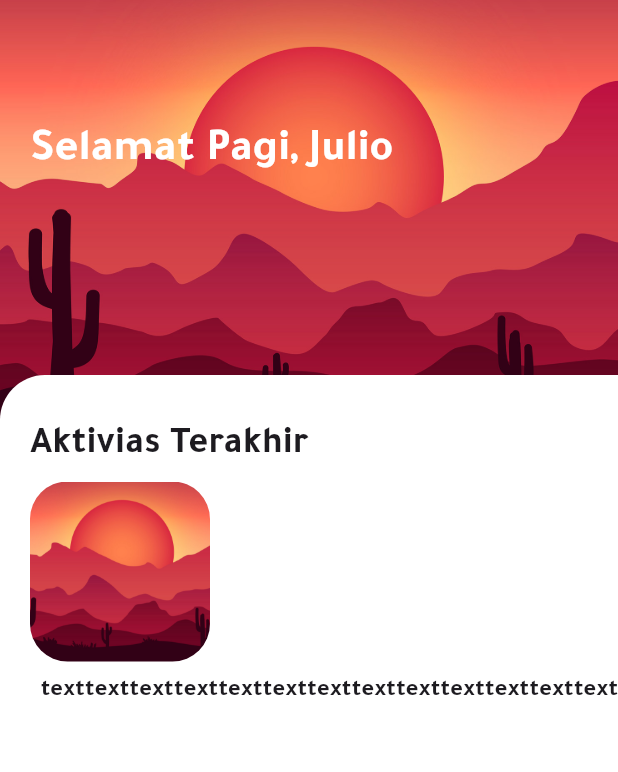
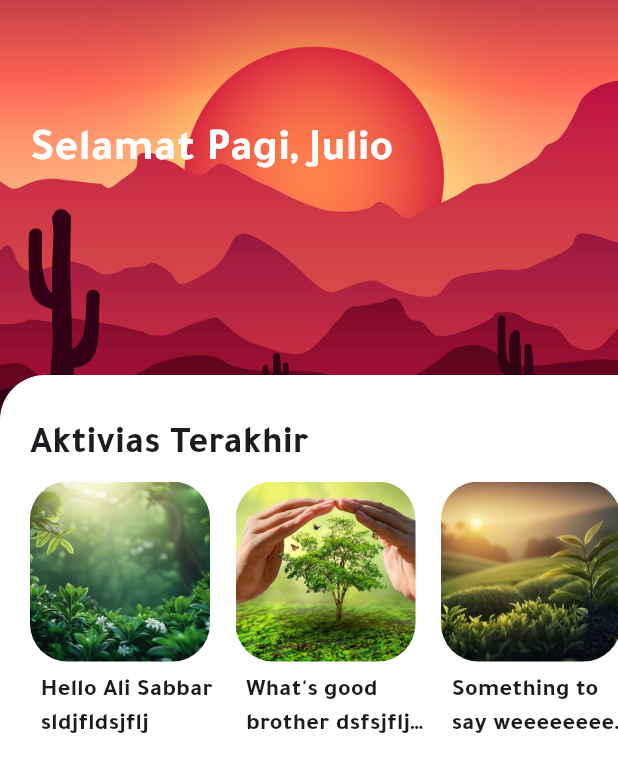
Before and after one commit to sajjadleith/dummy-project, a Flutter app: the screen it shows after launch, on a phone screen of 412 x 824 dp. Shown: the top 772 px of the screen. Run offline on Flutter 3.47's test engine with Material 3 defaults, Android fonts, the light colour scheme and no system bars.

Commit message:
Fixing the card and the text below it

```diff
--- /dev/null
+++ b/lib/core/app-constain.dart
@@ -0,0 +1,10 @@
+class AppConstain {
+  static String thumbnail = "assests/images/thumbnail9.jpg";
+  static String env1 = "assests/images/env1.jpg";
+  static String env2 = "assests/images/env2.jpg";
+  static String env3 = "assests/images/env3.jpg";
+  static String env4 = "assests/images/env4.jpeg";
+  static String env5 = "assests/images/env5.jpg";
+  static List imgs = [env1, env2, env3, env4, env5];
+  static List quotes = ["Hello Ali Sabbar sldjfldsjflj", "What's good brother dsfsjfljsdf", "Something to say weeeeeeeeeeeeeeee", "How long please to send this message", "Finally finished the quote wooooo yeaaaaah"];
+}
--- a/lib/screens/home_screen.dart
+++ b/lib/screens/home_screen.dart
@@ -1,4 +1,6 @@
 import 'package:flutter/material.dart';
+
+import '../core/app-constain.dart';
 
 class HomeScreen extends StatefulWidget {
   const HomeScreen({super.key});
@@ -20,7 +22,7 @@ class _HomeScreenState extends State<HomeScreen> {
             width: MediaQuery.of(context).size.width,
             height: 300,
             child: Image.asset(
-              "assests/images/thumbnail9.jpg",
+              "${AppConstain.thumbnail}",
               fit: BoxFit.cover,
             ),
           ),
@@ -65,8 +67,7 @@ class _HomeScreenState extends State<HomeScreen> {
                       child: Container(
                         padding: EdgeInsets.only(left: 20),
                         width: MediaQuery.of(context).size.width,
-                        height: 160,
-                        // color: Colors.blue,
+                        height: 180,
                         child: ListView.separated(
                           separatorBuilder: (context, index) {
                             return SizedBox(width: 10);
@@ -84,20 +85,27 @@ class _HomeScreenState extends State<HomeScreen> {
                                     borderRadius: BorderRadius.circular(25),
                                     image: DecorationImage(
                                       image: AssetImage(
-                                        "assests/images/thumbnail9.jpg",
+                                        "${AppConstain.imgs[index]}",
                                       ),
                                       fit: BoxFit.cover,
                                     ),
                                   ),
                                 ),
-                                SizedBox(height: 8,),
+                                SizedBox(height: 8),
                                 Padding(
                                   padding: const EdgeInsets.only(left: 7),
-                                  child: Text(
-                                    "texttexttexttexttexttexttexttexttexttexttexttexttexttexttexttexttexttexttexttexttexttext$index",
-                                    style: TextStyle(
-                                      fontSize: 16,
-                                      fontWeight: FontWeight.bold,
+                                  child: Expanded(
+                                    child: SizedBox(
+                                      width:120,
+                                      child: Text(
+                                        "${AppConstain.quotes[index]}",
+                                        maxLines: 2,
+                                        overflow: TextOverflow.ellipsis,
+                                        style: TextStyle(
+                                          fontSize: 16,
+                                          fontWeight: FontWeight.bold,
+                                        ),
+                                      ),
                                     ),
                                   ),
                                 ),
```
Also changed, not shown: assests/images/env1.jpg (added), assests/images/env2.jpg (added), assests/images/env3.jpg (added), assests/images/env4.jpeg (added), assests/images/env5.jpg (added).
